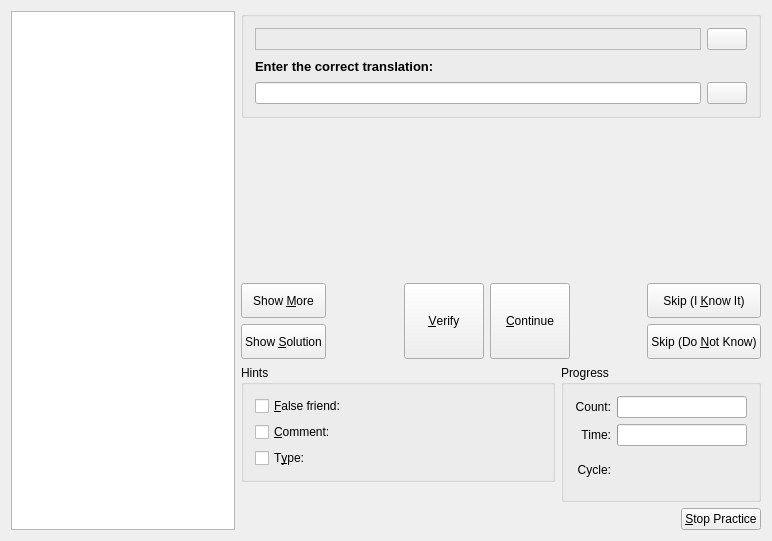
KDE/parley, file src/practiceold/writtenpracticedialog.ui: the form before one commit.
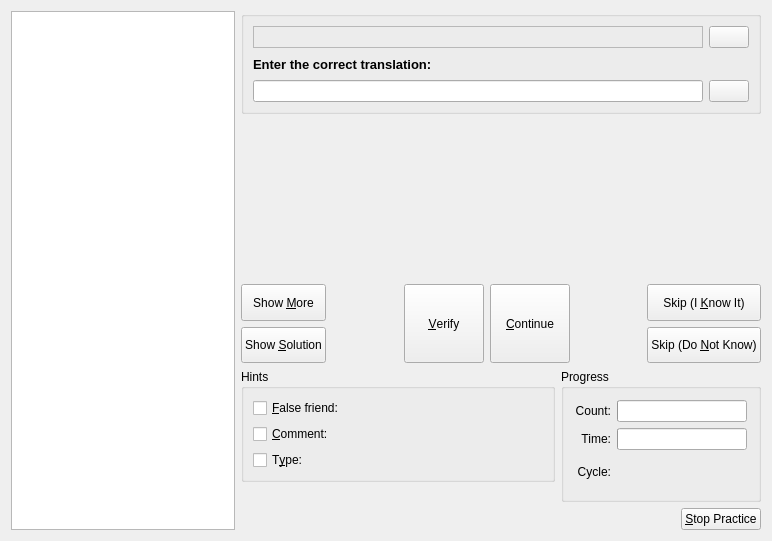
The form after the commit. Custom widgets are drawn as their Qt base class.

```diff
--- a/src/practiceold/writtenpracticedialog.ui
+++ b/src/practiceold/writtenpracticedialog.ui
@@ -514,7 +514,6 @@
    </item>
   </layout>
  </widget>
- <layoutdefault spacing="6" margin="11" />
  <customwidgets>
   <customwidget>
    <class>KLineEdit</class>
```
